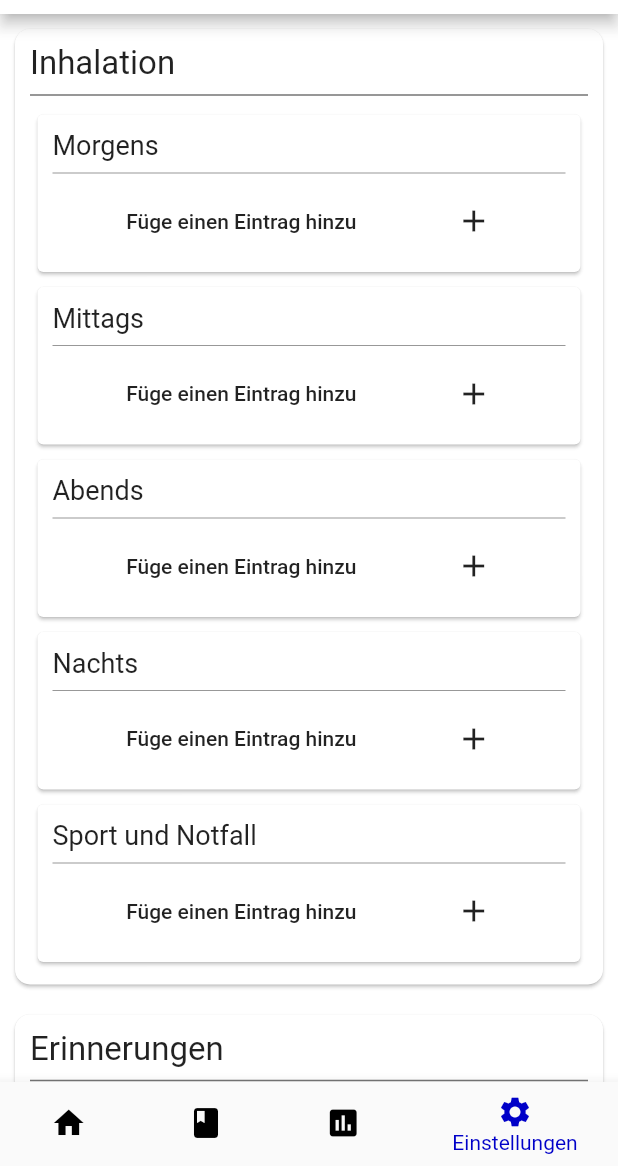
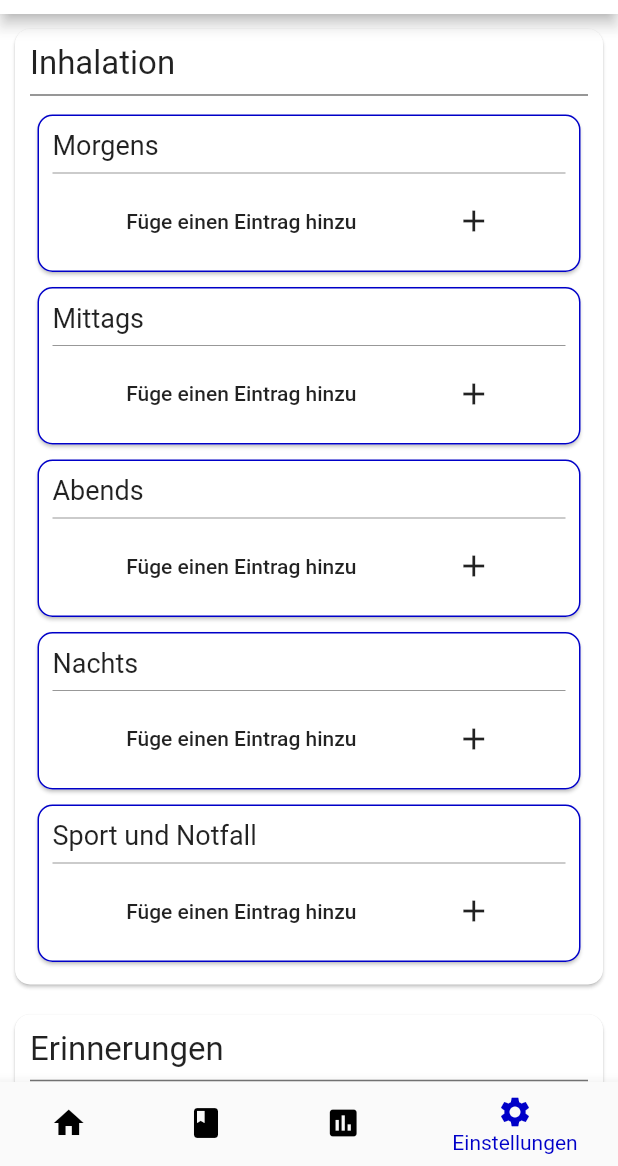
Before and after one commit to tabearunzheimer/asthma-diary, a Flutter app: the SettingsScreen screen opened by its route, on a phone screen of 412 x 824 dp, the part 70-1236 px from its top. Run offline on Flutter 3.47's test engine with Material 2 defaults, Android fonts, the phone set to English and light mode, and no system bars; our stand-ins replace shared_preferences, sqflite; accounts and stored records are empty.

Commit message:
Small changes for HomeScreen and SettingsScreen

```diff
--- a/lib/helper/Diary.dart
+++ b/lib/helper/Diary.dart
@@ -87,14 +87,14 @@ class Diary{
           }
         }
         if (number != "" && spray != "" && dose != "" && done != "") {
-          print("number: " + number + " spray: " + spray + " dosis: " + dose + " done: " + done);
+          //print("number: " + number + " spray: " + spray + " dosis: " + dose + " done: " + done);
           Inhalation i = new Inhalation(spray, int.parse(number));
           i.setDose(int.parse(dose));
           bool d = int.parse(done) == 0 ? false : true;
           i.setDone(d);
           erg.add(i);
         } else if (number != "" && spray != "" && dose != ""){
-          print("number: " + number + " spray: " + spray + " dosis: " + dose);
+          //print("number: " + number + " spray: " + spray + " dosis: " + dose);
           Inhalation i = new Inhalation(spray, int.parse(number));
           i.setDose(int.parse(dose));
           erg.add(i);
--- a/lib/screens/HomeScreen.dart
+++ b/lib/screens/HomeScreen.dart
@@ -406,21 +406,14 @@ class _HomeScreenState extends State<HomeScreen> {
       });
     } catch (ex) {
       print("Datenbank-Fehler: " + ex.toString());
-      int id = int.parse(_visibleDay.day.toString() + _visibleDay.month.toString() + _visibleDay.year.toString());
-      int r;
-      for (int i = 0; i < ratingButtons.length; i++){
-        if (ratingButtons[i]){
-          r = i;
-        }
-      }
-      String m = _d.createSpraysString(_morning);
-      String no = _d.createSpraysString(_noon);
-      String e = _d.createSpraysString(_evening);
-      String ni = _d.createSpraysString(_night);
-      String symp = getSymptomsAndSurroundingsString(0, _symptoms);
-      String sur = getSymptomsAndSurroundingsString(_symptoms.length, _surroundings);
 
-      _d = new Diary(id, m, no, e, ni, r, symp, sur, _visibleDay.day, _visibleDay.month, _visibleDay.year, "");
+      setState(() {
+        loadString(userMorningSprays);
+        loadString(userNoonSprays);
+        loadString(userEveningSprays);
+        loadString(userNightSprays);
+      });
+
     }
   }
 
@@ -511,6 +504,7 @@ class _HomeScreenState extends State<HomeScreen> {
         dbHelper.update(map);
       } catch (ex){
         print("Fehler beim speichern: " + ex);
+        dbHelper.insert(map);
       }
 
     });
--- a/lib/screens/SettingsScreen.dart
+++ b/lib/screens/SettingsScreen.dart
@@ -32,6 +32,10 @@ class _SettingsScreenState extends State<SettingsScreen> {
   TextEditingController _sprayAmount = new TextEditingController();
   TextEditingController _sprayDose = new TextEditingController();
 
+  List<bool> _memories;
+  List<String> _allergies = ["Birkenpollen", "Buchenpollen", "Eschenpollen"];
+  List<String> _others = ["Bettwäsche waschen", "Staub wischen"];
+
   @override
   void initState() {
     super.initState();
@@ -41,6 +45,12 @@ class _SettingsScreenState extends State<SettingsScreen> {
     _night = new List();
     _demand = new List();
 
+    _memories = new List();
+
+    for (int i = 0; i < _allergies.length + _others.length; i++) {
+      _memories.add(false);
+    }
+
     SharedPreferences.getInstance().then((sp) {
       this.prefs = sp;
       loadString(userMorningSprays);
@@ -48,6 +58,12 @@ class _SettingsScreenState extends State<SettingsScreen> {
       loadString(userEveningSprays);
       loadString(userNightSprays);
       loadString(userDemandSprays);
+      for (int i  = 0; i < _allergies.length; i++){
+        loadBool(_allergies[i], i);
+      }
+      for (int i  = 0; i < _others.length; i++){
+        loadBool(_others[i], _allergies.length+i);
+      }
     });
   }
 
@@ -88,26 +104,58 @@ class _SettingsScreenState extends State<SettingsScreen> {
                             Card(
                               //color: Colors.green,
                               margin: EdgeInsets.all(5),
-                              child: createInhalationList("Morgens", _morning, 0),
+                              shape: new RoundedRectangleBorder(
+                                borderRadius: BorderRadius.circular(10),
+                                side: new BorderSide(
+                                  color: Color.fromRGBO(0, 0, 200, 1),
+                                ),
+                              ),
+                              child:
+                                  createInhalationList("Morgens", _morning, 0),
                             ),
                             Card(
                               //color: Colors.green,
                               margin: EdgeInsets.all(5),
+                              shape: new RoundedRectangleBorder(
+                                borderRadius: BorderRadius.circular(10),
+                                side: new BorderSide(
+                                  color: Color.fromRGBO(0, 0, 200, 1),
+                                ),
+                              ),
                               child: createInhalationList("Mittags", _noon, 1),
                             ),
                             Card(
                               //color: Colors.blue,
                               margin: EdgeInsets.all(5),
-                              child: createInhalationList("Abends", _evening, 2),
+                              shape: new RoundedRectangleBorder(
+                                borderRadius: BorderRadius.circular(10),
+                                side: new BorderSide(
+                                  color: Color.fromRGBO(0, 0, 200, 1),
+                                ),
+                              ),
+                              child:
+                                  createInhalationList("Abends", _evening, 2),
                             ),
                             Card(
                               //color: Colors.green,
                               margin: EdgeInsets.all(5),
+                              shape: new RoundedRectangleBorder(
+                                borderRadius: BorderRadius.circular(10),
+                                side: new BorderSide(
+                                  color: Color.fromRGBO(0, 0, 200, 1),
+                                ),
+                              ),
                               child: createInhalationList("Nachts", _night, 3),
                             ),
                             Card(
                               //color: Colors.green,
                               margin: EdgeInsets.all(5),
+                              shape: new RoundedRectangleBorder(
+                                borderRadius: BorderRadius.circular(10),
+                                side: new BorderSide(
+                                  color: Color.fromRGBO(0, 0, 200, 1),
+                                ),
+                              ),
                               child: createInhalationList(
                                   "Sport und Notfall", _demand, 4),
                             ),
@@ -135,93 +183,39 @@ class _SettingsScreenState extends State<SettingsScreen> {
                             Card(
                                 //color: Colors.green,
                                 margin: EdgeInsets.all(5),
+                                shape: new RoundedRectangleBorder(
+                                  borderRadius: BorderRadius.circular(10),
+                                  side: new BorderSide(
+                                    color: Color.fromRGBO(0, 0, 200, 1),
+                                  ),
+                                ),
                                 child: Container(
                                   width: MediaQuery.of(context).size.width,
                                   padding: EdgeInsets.all(10),
                                   child: Column(
                                     crossAxisAlignment:
                                         CrossAxisAlignment.start,
-                                    children: [
-                                      Text(
-                                        "Allergien",
-                                        style: TextStyle(fontSize: 18),
-                                      ),
-                                      Divider(
-                                        color: Colors.black54,
-                                        thickness: 0.5,
-                                      ),
-                                      Row(
-                                        mainAxisAlignment:
-                                            MainAxisAlignment.spaceBetween,
-                                        children: [
-                                          Text("Pollen-Esche"),
-                                          Switch(
-                                            value: true,
-                                          ),
-                                        ],
-                                      ),
-                                      Row(
-                                        mainAxisAlignment:
-                                            MainAxisAlignment.spaceBetween,
-                                        children: [
-                                          Text("Pollen-Birke"),
-                                          Switch(
-                                            value: true,
-                                          ),
-                                        ],
-                                      ),
-                                      Row(
-                                        mainAxisAlignment:
-                                            MainAxisAlignment.spaceBetween,
-                                        children: [
-                                          Text("Pollen-Buche"),
-                                          Switch(
-                                            value: true,
-                                          ),
-                                        ],
-                                      )
-                                    ],
+                                    children: createMemoryEntries(
+                                        _allergies, 0, "Allergien"),
                                   ),
                                 )),
                             Card(
                                 //color: Colors.green,
                                 margin: EdgeInsets.all(5),
+                                shape: new RoundedRectangleBorder(
+                                  borderRadius: BorderRadius.circular(10),
+                                  side: new BorderSide(
+                                    color: Color.fromRGBO(0, 0, 200, 1),
+                                  ),
+                                ),
                                 child: Container(
                                   width: MediaQuery.of(context).size.width,
                                   padding: EdgeInsets.all(10),
                                   child: Column(
                                     crossAxisAlignment:
                                         CrossAxisAlignment.start,
-                                    children: [
-                                      Text(
-                                        "Sonstige",
-                                        style: TextStyle(fontSize: 18),
-                                      ),
-                                      Divider(
-                                        color: Colors.black54,
-                                        thickness: 0.5,
-                                      ),
-                                      Row(
-                                        mainAxisAlignment:
-                                            MainAxisAlignment.spaceBetween,
-                                        children: [
-                                          Text("Staub wischen"),
-                                          Switch(
-                                            value: true,
-                                          ),
-                                        ],
-                                      ),
-                                      Row(
-                                        mainAxisAlignment:
-                                            MainAxisAlignment.spaceBetween,
-                                        children: [
-                                          Text("Bettwäsche waschen"),
-                                          Switch(
-                                            value: true,
-                                          ),
-                                        ],
-                                      ),
-                                    ],
+                                    children: createMemoryEntries(
+                                        _others, _allergies.length, "Sonstige"),
                                   ),
                                 )),
                           ],
@@ -244,7 +238,47 @@ class _SettingsScreenState extends State<SettingsScreen> {
     );
   }
 
-  Widget createInhalationList(String headline, List<Inhalation> list, int element) {
+  List<Widget> createMemoryEntries(
+      List<String> list, int index, String headline) {
+    List<Widget> l = new List();
+    l.add(
+      Text(
+        headline,
+        style: TextStyle(fontSize: 18),
+      ),
+    );
+    l.add(
+      Divider(
+        color: Colors.black54,
+        thickness: 0.5,
+      ),
+    );
+    for (int i = 0; i < list.length; i++) {
+      l.add(createSwitchEntry(list[i], i + index));
+    }
+    return l;
+  }
+
+  Widget createSwitchEntry(String s, int index) {
+    return Row(
+      mainAxisAlignment: MainAxisAlignment.spaceBetween,
+      children: [
+        Text(s),
+        Switch(
+          value: _memories[index],
+          onChanged: (bool value) {
+            setState(() {
+              _memories[index] = value;
+              setBool(s, value);
+            });
+          },
+        ),
+      ],
+    );
+  }
+
+  Widget createInhalationList(
+      String headline, List<Inhalation> list, int element) {
     List<Widget> l = new List();
     l.add(
       new Text(
@@ -281,7 +315,7 @@ class _SettingsScreenState extends State<SettingsScreen> {
   Widget addEntryButton(List<Inhalation> list, int index, int element) {
     return FlatButton(
       onPressed: () {
-        print("change entry");
+        //print("change entry");
         changeEntryDialog(list, index, element);
       },
       child: Row(
@@ -296,7 +330,8 @@ class _SettingsScreenState extends State<SettingsScreen> {
     );
   }
 
-  Widget createInhalationListItems(int index, List<Inhalation> list, int element) {
+  Widget createInhalationListItems(
+      int index, List<Inhalation> list, int element) {
     return ListTile(
       title: Text(
           list[index].getAmount().toString() + "x " + list[index].getSpray()),
@@ -330,13 +365,13 @@ class _SettingsScreenState extends State<SettingsScreen> {
 
   void loadString(String key) async {
     setState(() {
-      print("Get data");
+      //("Get data");
       switch (key) {
         case 'userMorningSprays':
           String s = prefs.get(key) ?? "No Data";
-          print("s: " + s);
+          //print("s: " + s);
           _morning = _d.separateSpraysString(s);
-          print("Morning: " +_morning.length.toString());
+          //print("Morning: " + _morning.length.toString());
           break;
         case 'userNoonSprays':
           String s = prefs.get(key) ?? "No Data";
@@ -360,7 +395,21 @@ class _SettingsScreenState extends State<SettingsScreen> {
 
   Future<Null> setString(String key, String g) async {
     await this.prefs.setString(key, g);
-    print("String saved");
+    //print("String saved");
+  }
+
+  void loadBool(String key, int index) async {
+    setState(() {
+      //print("Get data");
+      bool b = prefs.get(key) ?? false;
+      //print("bool: " + b.toString());
+      _memories[index] = b;
+    });
+  }
+
+  Future<Null> setBool(String key, bool b) async {
+    await this.prefs.setBool(key, b);
+    //print("Bool saved");
   }
 
   void changeEntryDialog(List<Inhalation> list, int index, int element) {
@@ -439,18 +488,23 @@ class _SettingsScreenState extends State<SettingsScreen> {
     );
   }
 
-  String getKeyByElement(int element){
+  String getKeyByElement(int element) {
     switch (element) {
-      case 0: return userMorningSprays;
-      break;
-      case 1: return userNoonSprays;
-      break;
-      case 2: return userEveningSprays;
-      break;
-      case 3: return userNightSprays;
-      break;
-      case 4: return userDemandSprays;
-      break;
+      case 0:
+        return userMorningSprays;
+        break;
+      case 1:
+        return userNoonSprays;
+        break;
+      case 2:
+        return userEveningSprays;
+        break;
+      case 3:
+        return userNightSprays;
+        break;
+      case 4:
+        return userDemandSprays;
+        break;
     }
   }
 }
```
